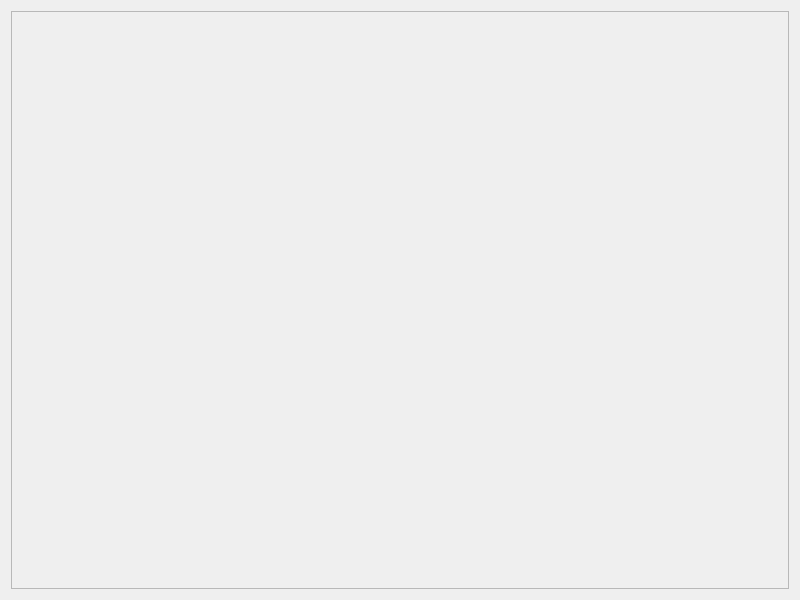
Qt form Practica2/src/mainUI.ui (ARN0016/Robotica_G6) before a commit.
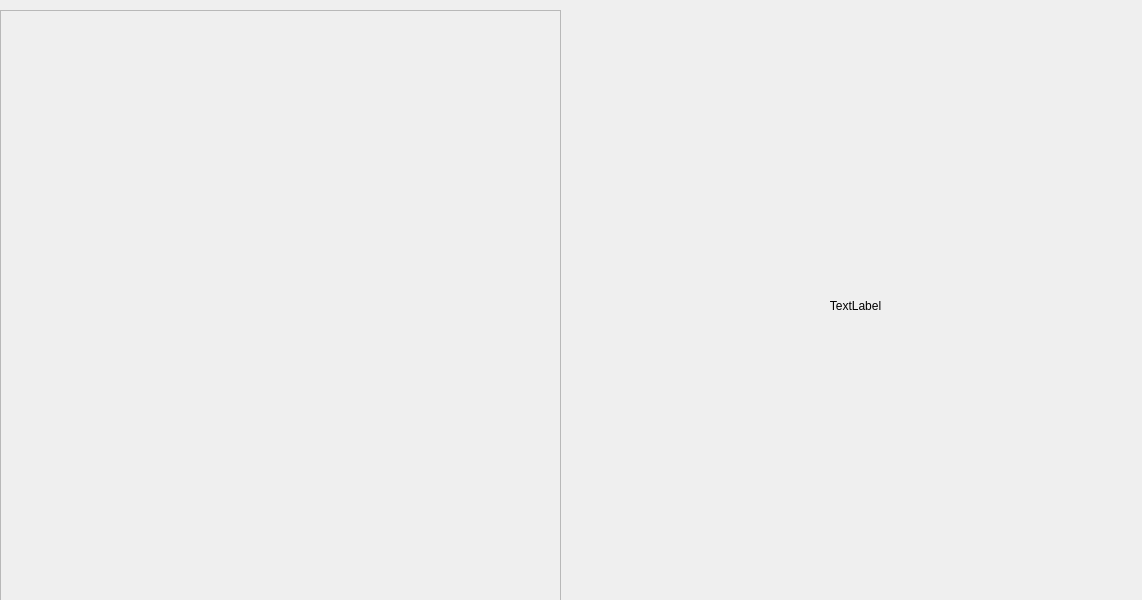
The same form after that commit.

What changed in the file:
```diff
--- a/Practica2/src/mainUI.ui
+++ b/Practica2/src/mainUI.ui
@@ -6,25 +6,51 @@
    <rect>
     <x>0</x>
     <y>0</y>
-    <width>800</width>
+    <width>1142</width>
     <height>600</height>
    </rect>
   </property>
   <property name="windowTitle">
    <string>chocachoca</string>
   </property>
-  <layout class="QVBoxLayout" name="verticalLayout">
-   <item>
     <widget class="QFrame" name="frame">
+   <property name="geometry">
+    <rect>
+     <x>0</x>
+     <y>10</y>
+     <width>561</width>
+     <height>591</height>
+    </rect>
+   </property>
      <property name="frameShape">
       <enum>QFrame::StyledPanel</enum>
      </property>
      <property name="frameShadow">
       <enum>QFrame::Raised</enum>
      </property>
-    </widget>
-   </item>
-  </layout>
+   <property name="midLineWidth">
+    <number>15</number>
+   </property>
+  </widget>
+  <widget class="QLabel" name="label">
+   <property name="geometry">
+    <rect>
+     <x>570</x>
+     <y>10</y>
+     <width>571</width>
+     <height>591</height>
+    </rect>
+   </property>
+   <property name="midLineWidth">
+    <number>2</number>
+   </property>
+   <property name="text">
+    <string>TextLabel</string>
+   </property>
+   <property name="alignment">
+    <set>Qt::AlignCenter</set>
+   </property>
+  </widget>
  </widget>
  <resources/>
  <connections/>
```
Lines whose indentation alone changed are shown as unchanged.
